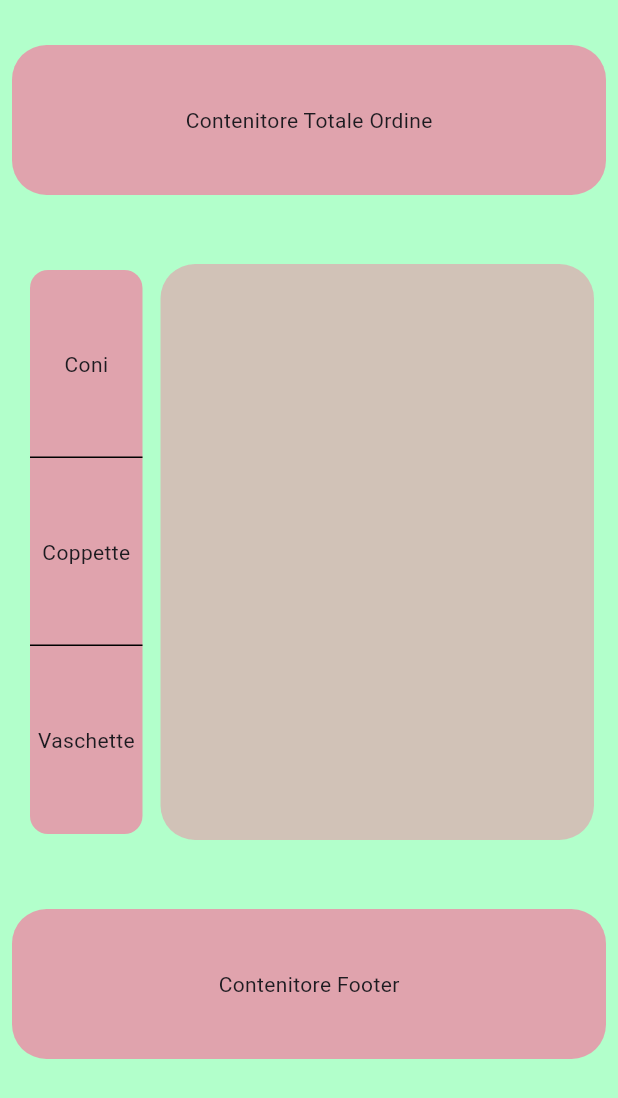
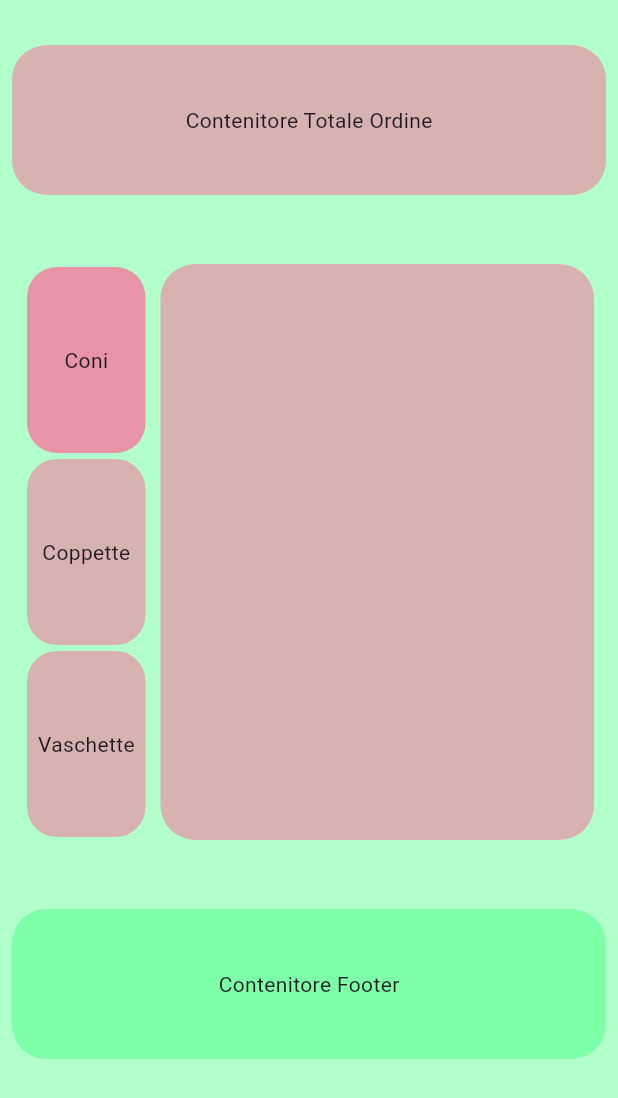
Before and after one commit to antonyjr0/ProgettoTotem, a Flutter app: the OrderScreen screen opened directly, on a phone screen of 412 x 824 dp. Shown: the top 1098 px of the screen. Run offline on Flutter 3.47's test engine with Material 3 defaults, Android fonts, the phone set to English and light mode, and no system bars; our stand-ins replace flutter_carousel_widget; network calls fail.

Commit message:
implementazione_product

```diff
--- a/lib/components/categories_bar.dart
+++ b/lib/components/categories_bar.dart
@@ -1,45 +1,50 @@
 import 'package:flutter/material.dart';
 import 'package:progetto_totem/services/utils.dart';
 
-class CategoriesBar extends StatelessWidget {
-  const CategoriesBar({super.key});
+class CategoriesBar extends StatefulWidget {
+  @override
+  State<StatefulWidget> createState() => _CategoriesBarState();
+}
 
+class _CategoriesBarState extends State<CategoriesBar> {
+  int selectedCategoryIndex = 0;
   @override
   Widget build(BuildContext context) {
-    List<Widget> containersList = [
+    List<Widget> containersList = [];
+    for (var i = 0; i < Utils.categories.length; i++) {
+      containersList.add(
         Expanded(
+          child: GestureDetector(
+            onTap: () {
+              setState(
+                () {
+                  selectedCategoryIndex = i;
+                },
+              );
+              print(i);
+            },
+            child: Padding(
+              padding: const EdgeInsets.all(2.0),
               child: Container(
                 height: 300,
                 width: 200,
-          decoration: BoxDecoration(),
-          child: Center(child: Text('Coni')),
+                decoration: BoxDecoration(
+                  borderRadius: BorderRadius.circular(20),
+                  color: selectedCategoryIndex == i
+                      ? Color.fromRGBO(255, 102, 153, 0.7)
+                      : Color.fromRGBO(255, 102, 153, 0.5),
+                ),
+                child: Center(child: Text(Utils.categories[i].name)),
               ),
             ),
-      Expanded(
-        child: Container(
-          height: 300,
-          width: 200,
-          decoration: BoxDecoration(),
-          child: Center(child: Text('Coppette')),
-        ),
-      ),
-      Expanded(
-        child: Container(
-          height: 300,
-          width: 200,
-          decoration: BoxDecoration(),
-          child: Center(child: Text('Vaschette')),
-        ),
-      ),
-    ];
-    return Card(
-      elevation: 0,
-      color: Color.fromRGBO(255, 102, 153, 0.6),
-      child: Container(
-        child: Column(
-          children: Utils.ciclaWidget(containersList),
           ),
         ),
       );
     }
+    return Container(
+      child: Column(children: [
+        ...containersList,
+      ]),
+    );
   }
+}
--- /dev/null
+++ b/lib/components/product_bars.dart
@@ -0,0 +1,19 @@
+import 'package:flutter/material.dart';
+
+class ProductBars extends StatefulWidget {
+  const ProductBars({super.key});
+
+  @override
+  State<ProductBars> createState() => _ProductBarsState();
+}
+
+class _ProductBarsState extends State<ProductBars> {
+  @override
+  Widget build(BuildContext context) {
+    return Container(
+      child: Column(
+        children: [],
+      ),
+    );
+  }
+}
--- a/lib/pages/order_screen.dart
+++ b/lib/pages/order_screen.dart
@@ -1,5 +1,6 @@
 import 'package:flutter/material.dart';
 import 'package:progetto_totem/components/categories_bar.dart';
+import 'package:progetto_totem/components/product_bars.dart';
 
 class OrderScreen extends StatelessWidget {
   const OrderScreen({super.key, required this.title});
@@ -15,7 +16,7 @@ class OrderScreen extends StatelessWidget {
             width: double.infinity,
             margin: EdgeInsets.symmetric(vertical: 30, horizontal: 8),
             decoration: BoxDecoration(
-              color: Color.fromRGBO(255, 102, 153, 0.6),
+              color: Color.fromRGBO(255, 102, 153, 0.5),
               borderRadius: BorderRadius.circular(23),
             ),
             child: Center(
@@ -48,9 +49,10 @@ class OrderScreen extends StatelessWidget {
                       padding: const EdgeInsets.fromLTRB(0, 8, 8, 8),
                       child: Container(
                         decoration: BoxDecoration(
-                          color: Color.fromRGBO(255, 102, 153, 0.4),
+                          color: Color.fromRGBO(255, 102, 153, 0.5),
                           borderRadius: BorderRadius.circular(23),
                         ),
+                        child: ProductBars(),
                       ),
                     ),
                   )
@@ -63,7 +65,7 @@ class OrderScreen extends StatelessWidget {
             width: double.infinity,
             margin: EdgeInsets.symmetric(vertical: 30, horizontal: 8),
             decoration: BoxDecoration(
-              color: Color.fromRGBO(255, 102, 153, 0.6),
+              color: Color.fromRGBO(102, 255, 153, 0.7),
               borderRadius: BorderRadius.circular(23),
             ),
             child: Center(child: Text('Contenitore Footer')),
--- a/lib/pages/splashscreen.dart
+++ b/lib/pages/splashscreen.dart
@@ -27,7 +27,7 @@ class Splashscreen extends StatelessWidget {
               height: 100,
               width: 350,
               decoration: BoxDecoration(
-                color: Color.fromRGBO(255, 102, 153, 0.6),
+                color: Color.fromRGBO(255, 102, 153, 0.5),
                 borderRadius: BorderRadius.circular(23),
               ),
               child: Center(
--- a/lib/services/utils.dart
+++ b/lib/services/utils.dart
@@ -1,6 +1,5 @@
 import 'dart:convert';
 
-import 'package:flutter/material.dart';
 import 'package:flutter/services.dart';
 import 'package:progetto_totem/models/category_item.dart';
 
@@ -15,22 +14,4 @@ class Utils {
       categories.add(CategoryItem.fromJson(objCategories[i]));
     }
   }
-
-  static List<Widget> ciclaWidget(List<Widget> items) {
-    List<Widget> result = [];
-
-    for (int i = 0; i < items.length; i++) {
-      result.add(items[i]);
-      if (i != items.length - 1) {
-        result.add(
-          Divider(
-            height: 0,
-            color: Colors.black,
-          ),
-        );
-      }
-    }
-
-    return result;
-  }
 }
```
Lines whose indentation alone changed are shown as unchanged.
